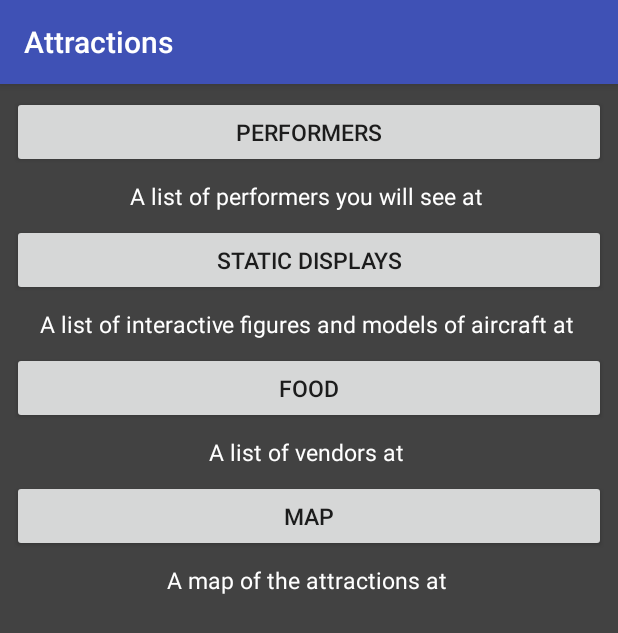
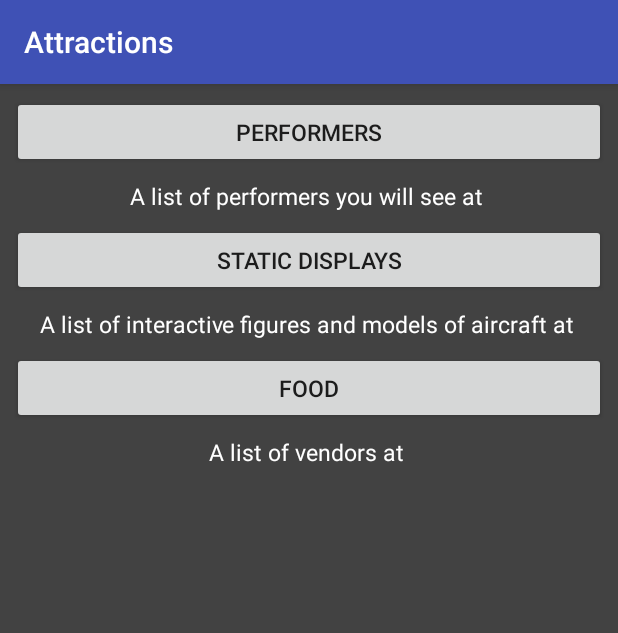
Before and after one commit to airshowdev/AndroidClientApp, an Android app: the AirshowAttractions screen opened directly, with no data from a screen before it, on a phone screen of 412 x 824 dp. Shown: the top 633 px of the screen. Run offline under Robolectric (Android 15) with nearby library versions, the phone set to English and light mode, and no system bars.

```diff
--- a/app/src/main/java/localhost3000/airshowapplication/AirshowAttractions.java
+++ b/app/src/main/java/localhost3000/airshowapplication/AirshowAttractions.java
@@ -36,8 +36,8 @@ public class AirshowAttractions extends AppCompatActivity {
         Button btnFood = findViewById(R.id.Food);
         btnFood.setOnClickListener(Food);
 
-        Button btnMap = findViewById(R.id.btnMap);
-        btnMap.setOnClickListener(Map);
+        /*Button btnMap = findViewById(R.id.btnMap);
+        btnMap.setOnClickListener(Map);*/
 
         //Declare text views and give them their text
         TextView txtPerformers = findViewById(R.id.PerformersText);
@@ -52,9 +52,9 @@ public class AirshowAttractions extends AppCompatActivity {
         txtFood.setText("A list of vendors at " + Storage.getAirshowName());
         txtFood.setTextAlignment(View.TEXT_ALIGNMENT_CENTER);
 
-        TextView txtMap = findViewById(R.id.txtMap);
+        /*TextView txtMap = findViewById(R.id.txtMap);
         txtMap.setText("A map of the attractions at "+Storage.getAirshowName());
-        txtMap.setTextAlignment(View.TEXT_ALIGNMENT_CENTER);
+        txtMap.setTextAlignment(View.TEXT_ALIGNMENT_CENTER);*/
 
     }
 
@@ -72,8 +72,8 @@ public class AirshowAttractions extends AppCompatActivity {
         Button btnFood = findViewById(R.id.Food);
         btnFood.setOnClickListener(Food);
 
-        Button btnMap = findViewById(R.id.btnMap);
-        btnMap.setOnClickListener(Map);
+        /*Button btnMap = findViewById(R.id.btnMap);
+        btnMap.setOnClickListener(Map);*/
 
         //Declare text views and give them their text
         TextView txtPerformers = findViewById(R.id.PerformersText);
@@ -88,9 +88,9 @@ public class AirshowAttractions extends AppCompatActivity {
         txtFood.setText("A list of vendors at " + Storage.getAirshowName());
         txtFood.setTextAlignment(View.TEXT_ALIGNMENT_CENTER);
 
-        TextView txtMap = findViewById(R.id.txtMap);
+        /*TextView txtMap = findViewById(R.id.txtMap);
         txtMap.setText("A map of the attractions at "+Storage.getAirshowName());
-        txtMap.setTextAlignment(View.TEXT_ALIGNMENT_CENTER);
+        txtMap.setTextAlignment(View.TEXT_ALIGNMENT_CENTER);*/
         setTitle("Attractions");
     }
 
@@ -129,7 +129,7 @@ public class AirshowAttractions extends AppCompatActivity {
         }
     };
 
-    View.OnClickListener Map = new View.OnClickListener() {
+    /*View.OnClickListener Map = new View.OnClickListener() {
         @Override
         public void onClick(View view) {
             Intent Map = new Intent(context, AttractionsMap.class);
@@ -137,6 +137,6 @@ public class AirshowAttractions extends AppCompatActivity {
             setContentView(R.layout.layout_loading);
             setTitle("Loading...");
         }
-    };
+    };*/
 
 }
--- a/app/src/main/res/layout/activity_airshow_attractions.xml
+++ b/app/src/main/res/layout/activity_airshow_attractions.xml
@@ -93,25 +93,4 @@
         app:layout_constraintStart_toStartOf="parent"
         app:layout_constraintTop_toBottomOf="@+id/Food" />
 
-    <Button
-        android:id="@+id/btnMap"
-        android:layout_width="match_parent"
-        android:layout_height="wrap_content"
-        android:layout_marginEnd="8dp"
-        android:layout_marginStart="8dp"
-        android:layout_marginTop="8dp"
-        android:text="Map"
-        android:textSize="15sp"
-        app:layout_constraintEnd_toEndOf="parent"
-        app:layout_constraintStart_toStartOf="parent"
-        app:layout_constraintTop_toBottomOf="@+id/FoodText" />
-
-    <TextView
-        android:id="@+id/txtMap"
-        android:layout_width="match_parent"
-        android:layout_height="wrap_content"
-        android:layout_marginTop="8dp"
-        android:textSize="15sp"
-        app:layout_constraintTop_toBottomOf="@id/btnMap"
-        android:textColor="@color/White"/>
 </android.support.constraint.ConstraintLayout>
```
Also changed, not shown: app/src/main/java/localhost3000/airshowapplication/Settings.java (+8 -6 lines), app/src/main/java/localhost3000/airshowapplication/Statics.java (+15 -4 lines), app/src/main/res/layout/activity_settings.xml (+3 -26 lines).
